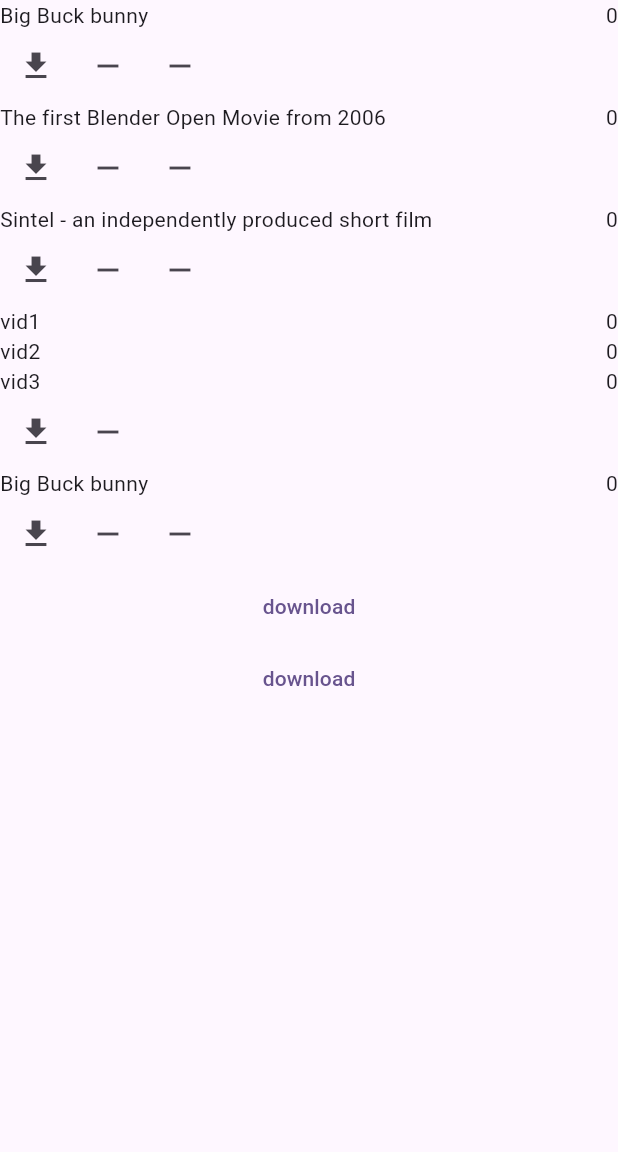
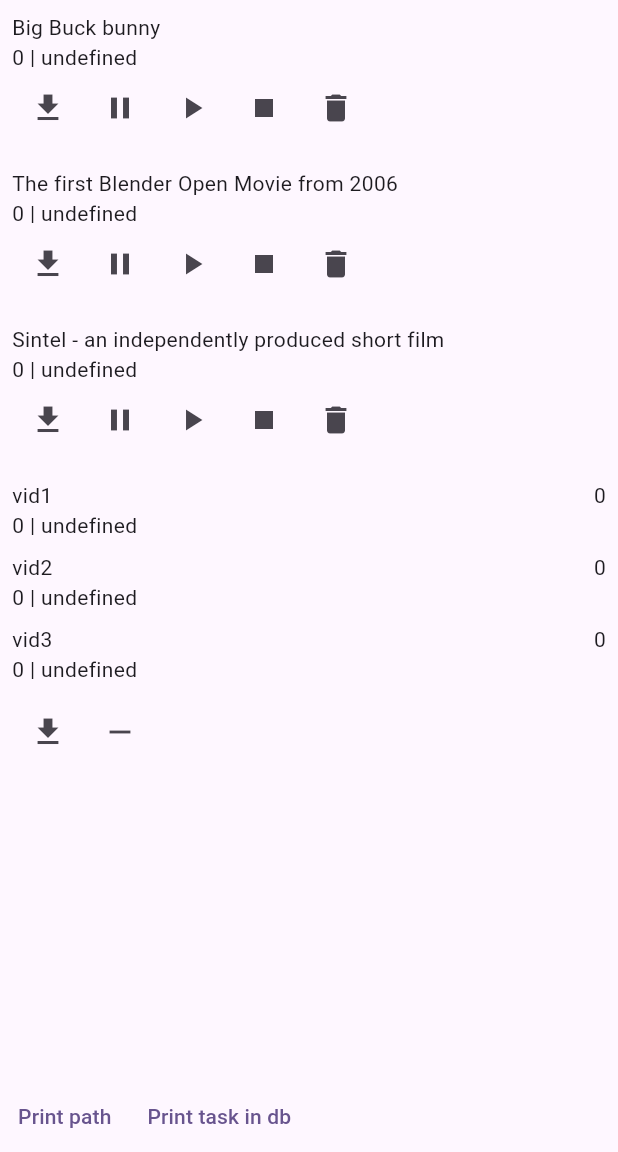
Before and after one commit to loctt-executionlab/background_download_demo, a Flutter app: the screen it shows after launch, after a tap on the "download" icon, on a phone screen of 412 x 824 dp, the part 84-1236 px from its top. Run offline on Flutter 3.47's test engine with Material 2 defaults, Android fonts, the phone set to English and light mode, and no system bars; our stand-ins replace flutter_riverpod, freezed_annotation, riverpod_annotation, rxdart; missing offline and left inert: background_downloader; generated files the repository leaves out were written again.

Commit message:
add actions

```diff
--- a/lib/notifier/download_provider.dart
+++ b/lib/notifier/download_provider.dart
@@ -1,4 +1,5 @@
 import 'package:background_downloader/background_downloader.dart';
+import 'package:flutter/foundation.dart';
 import 'package:riverpod_annotation/riverpod_annotation.dart';
 import 'package:rxdart/subjects.dart';
 part 'download_provider.g.dart';
@@ -20,16 +21,16 @@
   final stream = BehaviorSubject<TaskUpdate>();
 
   ref.watch(backgroundDownloadProvider).updates.listen((update) {
+    if (update is TaskStatusUpdate) {
+      debugPrint(
+          'Status update for ${update.task.filename} with status ${update.status}');
+    } else if (update is TaskProgressUpdate) {
+      debugPrint(
+          'Progress update for ${update.task.filename} with progress ${update.progress} '
+          'and expected file size ${update.expectedFileSize}');
+    }
     stream.add(update);
     print('event coming');
-    // if (update is TaskStatusUpdate) {
-    //   debugPrint(
-    //       'Status update for ${update.task} with status ${update.status}');
-    // } else if (update is TaskProgressUpdate) {
-    //   debugPrint(
-    //       'Progress update for ${update.task} with progress ${update.progress} '
-    //       'and expected file size ${update.expectedFileSize}');
-    // }
   });
 
   return stream;
--- a/lib/notifier/download_status_notifier.dart
+++ b/lib/notifier/download_status_notifier.dart
@@ -3,7 +3,6 @@
 import 'package:background_download_demo/notifier/download_provider.dart';
 import 'package:background_download_demo/services/background_downloader_service.dart';
 import 'package:background_downloader/background_downloader.dart';
-import 'package:flutter/material.dart';
 import 'package:riverpod_annotation/riverpod_annotation.dart';
 part 'download_status_notifier.g.dart';
 
@@ -26,10 +25,11 @@
 
   Future<bool> download() async {
     final task = DownloadTask(
-      url: video.url,
-      taskId: video.id,
-      updates: Updates.statusAndProgress,
-    );
+        url: video.url,
+        taskId: video.id,
+        updates: Updates.statusAndProgress,
+        filename: '${video.id}.mp4',
+        baseDirectory: BaseDirectory.applicationDocuments);
     final successfullyEnqueued = await downloader.enqueue(task);
     if (!successfullyEnqueued) return false;
     return true;
@@ -41,8 +41,20 @@
     final result = await downloader.cancelTaskWithId(video.id);
     if (!result) return false;
     // reset state to not downloaded
-    state = state.copyWith(progress: 0, status: DownloadTaskStatus.notStarted);
+    // state = state.copyWith(progress: 0, status: DownloadTaskStatus.notStarted);
     return true;
+  }
+
+  Future<void> delete() async {
+    if (state.status != DownloadTaskStatus.completed) return;
+    print(state.id);
+    final task = await downloader.database.recordForId(state.id);
+    print(task);
+    if (task == null) return;
+    await Future.wait([
+      BackgroundDownloaderService.removeFileFromTask(task.task),
+      downloader.database.deleteRecordWithId(state.id),
+    ]);
   }
 
   Future<bool> pause() async {
@@ -76,7 +88,8 @@
     state = DownloadTaskModel(
       id: video.id,
       url: record.task.url,
-      progress: record.progress.toInt(),
+      progress:
+          BackgroundDownloaderService.toPercentageProgress(record.progress),
       status: record.status.toStatus(),
     );
   }
@@ -84,14 +97,11 @@
   _onProgressChanged(TaskUpdate update) {
     if (update.task.url != state.url) return;
     if (update is TaskStatusUpdate) {
-      debugPrint(
-          'Status update for ${update.task} with status ${update.status}');
       state = state.copyWith(status: update.status.toStatus());
     } else if (update is TaskProgressUpdate) {
-      debugPrint(
-          'Progress update for ${update.task} with progress ${update.progress} '
-          'and expected file size ${update.expectedFileSize}');
-      state = state.copyWith(progress: (update.progress * 100).toInt());
+      state = state.copyWith(
+          progress: BackgroundDownloaderService.toPercentageProgress(
+              update.progress));
       // note: expectedFileSize is only valid if 0 < progress < 1. It is -1 otherwise
     }
   }
--- a/lib/views/home.dart
+++ b/lib/views/home.dart
@@ -1,10 +1,12 @@
 import 'package:background_download_demo/models/video_model.dart';
+import 'package:background_download_demo/notifier/download_provider.dart';
 import 'package:background_download_demo/views/multiple_video_entry.dart';
 import 'package:background_download_demo/views/video_entry.dart';
-import 'package:background_downloader/background_downloader.dart';
 import 'package:flutter/material.dart';
+import 'package:flutter_riverpod/flutter_riverpod.dart';
+import 'package:path_provider/path_provider.dart';
 
-class Home extends StatelessWidget {
+class Home extends ConsumerWidget {
   const Home({Key? key}) : super(key: key);
 
   final String id = 'video_id_1';
@@ -12,27 +14,50 @@
       'https://commondatastorage.googleapis.com/gtv-videos-bucket/sample/Sintel.mp4';
 
   @override
-  Widget build(BuildContext context) {
-    final FileDownloader downloader = FileDownloader();
-
+  Widget build(BuildContext context, WidgetRef ref) {
     return Scaffold(
       appBar: AppBar(
         title: const Text('background_downloader demo'),
         backgroundColor: Theme.of(context).primaryColorLight,
       ),
-      body: ListView(
+      body: SafeArea(
+        child: Column(
+          children: [
+            Expanded(
+              child: ListView(
                 children: [
                   ...videoList.map((e) => VideoEntry(video: e)).toList(),
                   const MultipleVideoEntry(multiVideo: multipleVideo),
-          VideoEntry(video: videoList[0]),
+                ],
+              ),
+            ),
+            Row(
+              children: [
                 TextButton(
-              onPressed: () {
-                downloader.enqueue(
-                    DownloadTask(url: url, updates: Updates.statusAndProgress));
+                  onPressed: () async {
+                    print(await getApplicationDocumentsDirectory());
                   },
-              child: const Text('download')),
-          TextButton(onPressed: () {}, child: const Text('download')),
+                  child: const Text('Print path'),
+                ),
+                TextButton(
+                  onPressed: () async {
+                    print('list all task:');
+                    final downloader = ref.watch(backgroundDownloadProvider);
+                    final allTasks = await downloader.database.allRecords();
+                    if (allTasks.isEmpty) {
+                      print('db is empty');
+                    }
+                    for (var task in allTasks) {
+                      print(
+                          'file ${task.task.filename} ${task.taskId} with status ${task.status.name}');
+                    }
+                  },
+                  child: const Text('Print task in db'),
+                ),
               ],
+            )
+          ],
+        ),
       ),
     );
   }
--- a/lib/views/multiple_video_entry.dart
+++ b/lib/views/multiple_video_entry.dart
@@ -15,15 +15,28 @@
     final task = ref.watch(multiDownloadstatusNotifierProvider(multiVideo));
     // print('ui progress ${task.progress}');
 
-    return Column(
+    return Padding(
+      padding: const EdgeInsets.all(8.0),
+      child: Column(
         children: [
           ...task.entries
               .map(
-              (e) => Row(
+                (e) => Column(
                   children: [
-                  Text(e.value.id, overflow: TextOverflow.clip, maxLines: 3),
+                    Row(
+                      children: [
+                        Text(e.key, overflow: TextOverflow.clip, maxLines: 3),
                         const Spacer(),
                         Text(e.value.progress.toString()),
+                      ],
+                    ),
+                    Row(
+                      children: [
+                        Text(
+                            '${e.value.progress.toString()} | ${e.value.status.name}'),
+                      ],
+                    ),
+                    const SizedBox(height: 8),
                   ],
                 ),
               )
@@ -51,6 +64,7 @@
             ],
           )
         ],
+      ),
     );
   }
 }
--- a/lib/views/video_entry.dart
+++ b/lib/views/video_entry.dart
@@ -1,3 +1,4 @@
+import 'package:background_download_demo/models/download_task_model.dart';
 import 'package:background_download_demo/models/video_model.dart';
 import 'package:background_download_demo/notifier/download_status_notifier.dart';
 import 'package:flutter/material.dart';
@@ -11,15 +12,19 @@
   @override
   Widget build(BuildContext context, WidgetRef ref) {
     final task = ref.watch(downloadStatusNotifierProvider(video));
-    print('ui progress ${task.progress}');
 
-    return Column(
+    return Padding(
+      padding: const EdgeInsets.all(8.0),
+      child: Column(
         children: [
           Row(
             children: [
               Text(video.name),
-            const Spacer(),
-            Text(task.progress.toString()),
+            ],
+          ),
+          Row(
+            children: [
+              Text('${task.progress.toString()} | ${task.status.name}'),
             ],
           ),
           Row(
@@ -35,19 +40,34 @@
                   onPressed: () {
                     ref
                         .read(downloadStatusNotifierProvider(video).notifier)
-                      .cancel();
+                        .pause();
                   },
-                icon: const Icon(Icons.remove)),
+                  icon: const Icon(Icons.pause)),
               IconButton(
                   onPressed: () {
                     ref
                         .read(downloadStatusNotifierProvider(video).notifier)
-                      .refreshStatus();
+                        .resume();
                   },
-                icon: const Icon(Icons.remove)),
+                  icon: const Icon(Icons.play_arrow)),
+              IconButton(
+                  onPressed: () {
+                    ref
+                        .read(downloadStatusNotifierProvider(video).notifier)
+                        .cancel();
+                  },
+                  icon: const Icon(Icons.stop)),
+              IconButton(
+                  onPressed: () {
+                    ref
+                        .read(downloadStatusNotifierProvider(video).notifier)
+                        .delete();
+                  },
+                  icon: const Icon(Icons.delete)),
             ],
           )
         ],
+      ),
     );
   }
 }
```
Also changed, not shown: lib/services/background_downloader_service.dart (+24 -0 lines). Lines whose indentation alone changed are shown as unchanged.
